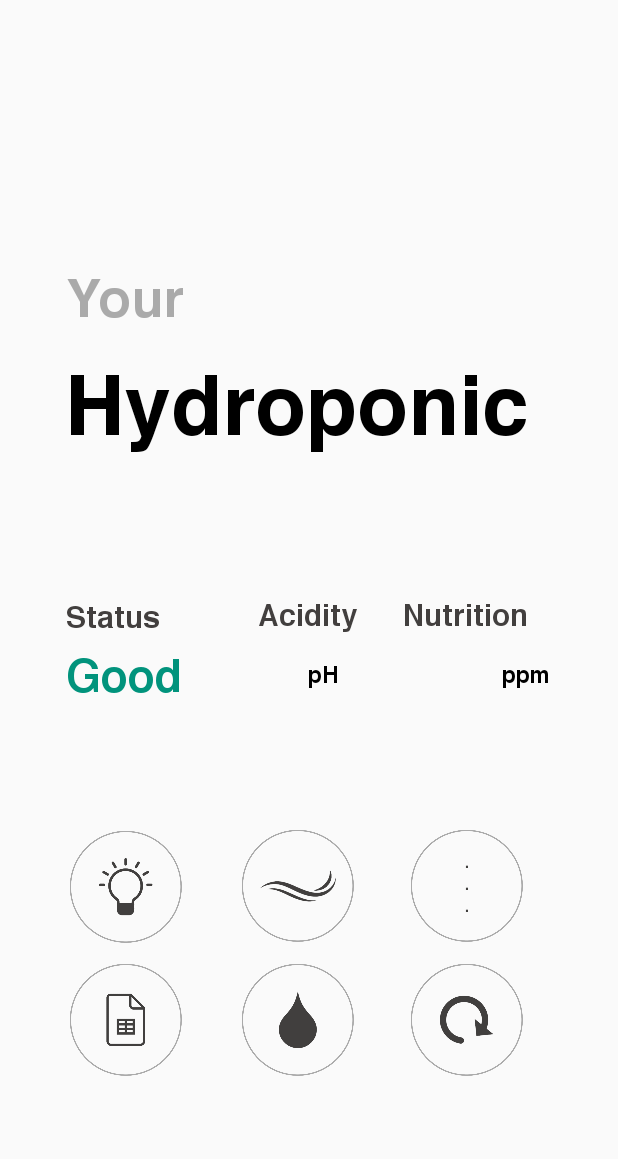
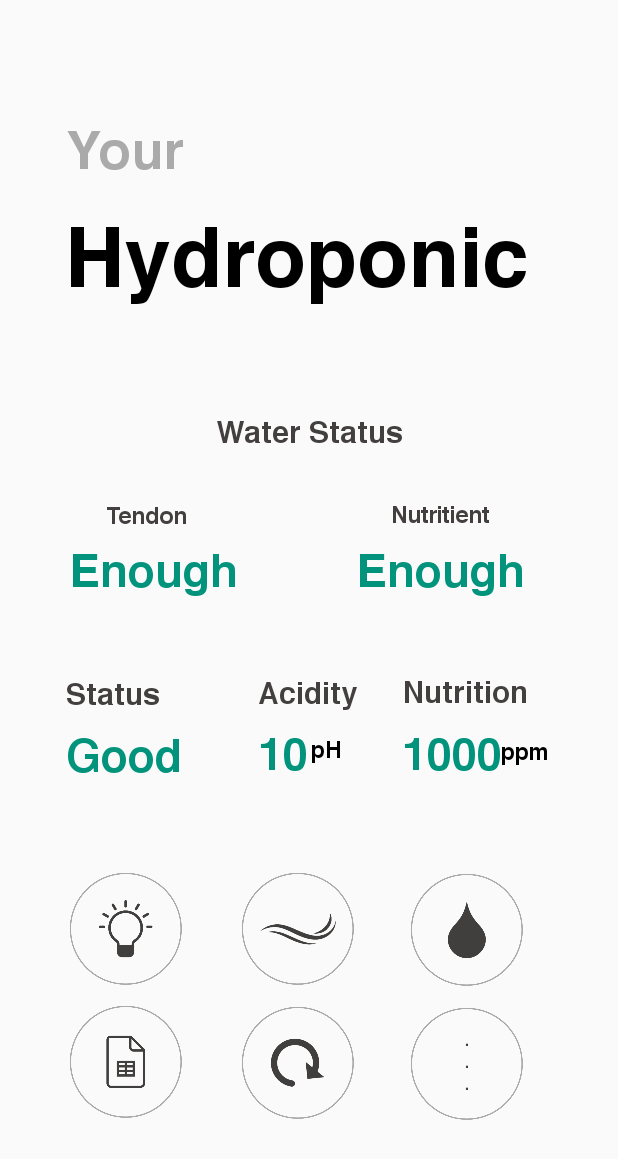
Before and after one commit to landersaga/tugasakhirdft, an Android app: the activityMain screen opened directly, with no data from a screen before it, on a phone screen of 412 x 824 dp. Shown: the top 1159 px of the screen. Run offline under Robolectric (Android 15) with nearby library versions, the phone set to English and light mode, and no system bars; our stand-ins replace Firebase (no records; nobody signed in at launch, a user with empty details on screens opened directly); libraries missing offline, so code that uses them is left out: com.firebase.client; 14 statements that could not run were skipped.

Commit message:
90% beres

```diff
--- a/app/src/main/java/com/example/tugasakhir/activityMain.java
+++ b/app/src/main/java/com/example/tugasakhir/activityMain.java
@@ -30,8 +30,11 @@ public class activityMain extends AppCompatActivity implements View.OnClickListe
 
     private TextView value_ph;
     private TextView value_ppm;
+    private TextView text_water_tendon;
+    private TextView text_water_nutritient;
     private Button button_menu;
     private Button button_lamp;
+    private Button button_refresh;
     private Button button_wave;
     private Button button_pump;
     private Firebase mRefpH;
@@ -39,6 +42,8 @@ public class activityMain extends AppCompatActivity implements View.OnClickListe
     private Firebase mRefLED;
     private Firebase mRefPump;
     private Firebase mRefWaveMaker;
+    private Firebase mRefAirTendon;
+    private Firebase mRefAirNutrisi;
 
     @Override
     protected void onCreate(Bundle savedInstanceState) {
@@ -50,14 +55,20 @@ public class activityMain extends AppCompatActivity implements View.OnClickListe
         mRefLED = new Firebase("https://tugasakhirdft-default-rtdb.firebaseio.com/led_status");
         mRefPump = new Firebase("https://tugasakhirdft-default-rtdb.firebaseio.com/pump_status");
         mRefWaveMaker = new Firebase("https://tugasakhirdft-default-rtdb.firebaseio.com/wave_status");
+        mRefAirTendon = new Firebase("https://tugasakhirdft-default-rtdb.firebaseio.com/air_tendon");
+        mRefAirNutrisi = new Firebase("https://tugasakhirdft-default-rtdb.firebaseio.com/air_nutrisi");
 
         value_ph = (TextView)findViewById(R.id.value_ph);
         value_ppm = (TextView)findViewById(R.id.value_ppm);
+        text_water_tendon = (TextView)findViewById(R.id.text_water_tendon);
+        text_water_nutritient = (TextView)findViewById(R.id.text_water_nutritient);
         button_lamp = (Button)findViewById(R.id.button_lamp);
         button_wave = (Button)findViewById(R.id.button_wave);
         button_pump = (Button)findViewById(R.id.button_pump);
         button_menu = (Button)findViewById(R.id.button_menu);
         button_menu.setOnClickListener(this);
+        button_refresh = (Button)findViewById(R.id.button_refresh);
+        button_refresh.setOnClickListener(this);
 
         if (Build.VERSION.SDK_INT >= Build.VERSION_CODES.O){
             NotificationChannel channel = new NotificationChannel("Hydra", "My Hydra", NotificationManager.IMPORTANCE_HIGH);
@@ -77,7 +88,9 @@ public class activityMain extends AppCompatActivity implements View.OnClickListe
 
                     value_ph.setText(String.valueOf(value_Ph));
                     value_ph.setTextColor(Color.RED);
+                    int index = 1;
 
+                    if (index == 1){
                         NotificationCompat.Builder builder = new NotificationCompat.Builder(activityMain.this, "Hydra")
                                 .setSmallIcon(R.drawable.logohydra).setContentTitle("Hydroponic Automation")
                                 .setContentText("Your pH Level is" + value_Ph)
@@ -86,6 +99,8 @@ public class activityMain extends AppCompatActivity implements View.OnClickListe
 
                         NotificationManagerCompat managerCompat = NotificationManagerCompat.from(activityMain.this);
                         managerCompat.notify(1, builder.build());
+                    }
+
 
                 } else if (value_Ph > 10) {
                     value_ph.setText(String.valueOf(value_Ph));
@@ -109,7 +124,9 @@ public class activityMain extends AppCompatActivity implements View.OnClickListe
                 if (value_Ppm <= 600) {
                     value_ppm.setText(String.valueOf(value_Ppm));
                     value_ppm.setTextColor(Color.RED);
+                    int index = 1;
 
+                    if (index == 1){
                         NotificationCompat.Builder builder = new NotificationCompat.Builder(activityMain.this, "Hydra")
                                 .setSmallIcon(R.drawable.logohydra).setContentTitle("Hydroponic Automation")
                                 .setContentText("Your pH Level is" + value_Ppm)
@@ -118,6 +135,7 @@ public class activityMain extends AppCompatActivity implements View.OnClickListe
 
                         NotificationManagerCompat managerCompat = NotificationManagerCompat.from(activityMain.this);
                         managerCompat.notify(1, builder.build());
+                    }
 
                 } else if (value_Ppm >= 600) {
                     value_ppm.setText(String.valueOf(value_Ppm));
@@ -249,12 +267,61 @@ public class activityMain extends AppCompatActivity implements View.OnClickListe
             }
         });
 
+        //monitoring air pada tendon
+        mRefAirTendon.addValueEventListener(new ValueEventListener() {
+            @Override
+            public void onDataChange(DataSnapshot dataSnapshot) {
+                String air_tenton = dataSnapshot.getValue(String.class);
+                int airTendon = Integer.parseInt(air_tenton);
+
+                if (airTendon <=20 && airTendon >= 15){
+                    text_water_tendon.setText("Good");
+                }else if (airTendon <= 14 && airTendon >=9){
+                    text_water_tendon.setText("Enough");
+                }else if (airTendon <= 9){
+                    text_water_tendon.setText("Bad");
+                    text_water_tendon.setTextColor(Color.RED);
+                }
+            }
+
+            @Override
+            public void onCancelled(FirebaseError firebaseError) {
+
+            }
+        });
+
+        //monitoring air pada nutrisi
+        mRefAirNutrisi.addValueEventListener(new ValueEventListener() {
+            @Override
+            public void onDataChange(DataSnapshot dataSnapshot) {
+                String air_nutrisi = dataSnapshot.getValue(String.class);
+                int airNutrisi = Integer.parseInt(air_nutrisi);
+
+                if (airNutrisi <= 11 && airNutrisi >= 8){
+                    text_water_nutritient.setText("Good");
+                }else if(airNutrisi <= 7 && airNutrisi >= 4){
+                    text_water_nutritient.setText("Enough");
+                }else if(airNutrisi <= 3){
+                    text_water_nutritient.setText("Bad");
+                    text_water_nutritient.setTextColor(Color.RED);
+                }
+            }
+
+            @Override
+            public void onCancelled(FirebaseError firebaseError) {
+
+            }
+        });
+
     }
 
     public void onClick(View v){
         switch (v.getId()){
             case R.id.button_menu:
                 startActivity(new Intent(this, activityMenu.class));
+            case R.id.button_refresh:
+                Intent reload = new Intent(getApplicationContext(), activityMain.class);
+                startActivity(reload);
         }
     }
     public void onBackPressed(){
--- a/app/src/main/res/layout/activity_main.xml
+++ b/app/src/main/res/layout/activity_main.xml
@@ -19,7 +19,7 @@
         app:layout_constraintHorizontal_bias="0.132"
         app:layout_constraintStart_toStartOf="parent"
         app:layout_constraintTop_toTopOf="parent"
-        app:layout_constraintVertical_bias="0.222" />
+        app:layout_constraintVertical_bias="0.093" />
 
     <TextView
         android:id="@+id/textView7"
@@ -34,21 +34,7 @@
         app:layout_constraintHorizontal_bias="0.423"
         app:layout_constraintStart_toStartOf="parent"
         app:layout_constraintTop_toTopOf="parent"
-        app:layout_constraintVertical_bias="0.308" />
-
-    <TextView
-        android:id="@+id/textView7"
-        android:layout_width="wrap_content"
-        android:layout_height="wrap_content"
-        android:fontFamily="@font/helveticabold"
-        android:text="Status"
-        android:textColor="#423F3E"
-        android:textSize="20dp"
-        app:layout_constraintBottom_toBottomOf="parent"
-        app:layout_constraintEnd_toEndOf="parent"
-        app:layout_constraintHorizontal_bias="0.125"
-        app:layout_constraintStart_toStartOf="parent"
-        app:layout_constraintTop_toTopOf="parent" />
+        app:layout_constraintVertical_bias="0.173" />
 
     <TextView
         android:id="@+id/textView7"
@@ -63,7 +49,67 @@
         app:layout_constraintHorizontal_bias="0.132"
         app:layout_constraintStart_toStartOf="parent"
         app:layout_constraintTop_toTopOf="parent"
-        app:layout_constraintVertical_bias="0.55" />
+        app:layout_constraintVertical_bias="0.619" />
+
+    <TextView
+        android:id="@+id/textView7"
+        android:layout_width="wrap_content"
+        android:layout_height="wrap_content"
+        android:fontFamily="@font/helveticabold"
+        android:text="Status"
+        android:textColor="#423F3E"
+        android:textSize="20dp"
+        app:layout_constraintBottom_toBottomOf="parent"
+        app:layout_constraintEnd_toEndOf="parent"
+        app:layout_constraintHorizontal_bias="0.125"
+        app:layout_constraintStart_toStartOf="parent"
+        app:layout_constraintTop_toTopOf="parent"
+        app:layout_constraintVertical_bias="0.565" />
+
+    <TextView
+        android:id="@+id/textView7"
+        android:layout_width="wrap_content"
+        android:layout_height="wrap_content"
+        android:fontFamily="@font/helveticabold"
+        android:text="Nutrition"
+        android:textColor="#423F3E"
+        android:textSize="20dp"
+        app:layout_constraintBottom_toBottomOf="parent"
+        app:layout_constraintEnd_toEndOf="parent"
+        app:layout_constraintHorizontal_bias="0.817"
+        app:layout_constraintStart_toStartOf="parent"
+        app:layout_constraintTop_toTopOf="parent"
+        app:layout_constraintVertical_bias="0.563" />
+
+    <TextView
+        android:id="@+id/textView8"
+        android:layout_width="wrap_content"
+        android:layout_height="wrap_content"
+        android:fontFamily="@font/helveticabold"
+        android:text="ppm"
+        android:textColor="#000000"
+        android:textSize="15dp"
+        app:layout_constraintBottom_toBottomOf="parent"
+        app:layout_constraintEnd_toEndOf="parent"
+        app:layout_constraintHorizontal_bias="0.878"
+        app:layout_constraintStart_toStartOf="parent"
+        app:layout_constraintTop_toTopOf="parent"
+        app:layout_constraintVertical_bias="0.612" />
+
+    <TextView
+        android:id="@+id/textView8"
+        android:layout_width="wrap_content"
+        android:layout_height="wrap_content"
+        android:fontFamily="@font/helveticabold"
+        android:text="pH"
+        android:textColor="#000000"
+        android:textSize="15dp"
+        app:layout_constraintBottom_toBottomOf="parent"
+        app:layout_constraintEnd_toEndOf="parent"
+        app:layout_constraintHorizontal_bias="0.530"
+        app:layout_constraintStart_toStartOf="parent"
+        app:layout_constraintTop_toTopOf="parent"
+        app:layout_constraintVertical_bias="0.611" />
 
     <TextView
         android:id="@+id/textView9"
@@ -78,13 +124,14 @@
         app:layout_constraintHorizontal_bias="0.498"
         app:layout_constraintStart_toStartOf="parent"
         app:layout_constraintTop_toTopOf="parent"
-        app:layout_constraintVertical_bias="0.498" />
+        app:layout_constraintVertical_bias="0.564" />
 
     <TextView
         android:id="@+id/value_ph"
         android:layout_width="wrap_content"
         android:layout_height="wrap_content"
         android:fontFamily="@font/helveticabold"
+        android:text="10"
         android:textColor="#01937C"
         android:textSize="30dp"
         app:layout_constraintBottom_toBottomOf="parent"
@@ -92,29 +139,14 @@
         app:layout_constraintHorizontal_bias="0.455"
         app:layout_constraintStart_toStartOf="parent"
         app:layout_constraintTop_toTopOf="parent"
-        app:layout_constraintVertical_bias="0.55" />
-
-    <TextView
-        android:id="@+id/textView7"
-        android:layout_width="wrap_content"
-        android:layout_height="wrap_content"
-        android:fontFamily="@font/helveticabold"
-        android:text="Nutrition"
-        android:textColor="#423F3E"
-        android:textSize="20dp"
-        app:layout_constraintBottom_toBottomOf="parent"
-        app:layout_constraintEnd_toEndOf="parent"
-        app:layout_constraintHorizontal_bias="0.817"
-        app:layout_constraintStart_toStartOf="parent"
-        app:layout_constraintTop_toTopOf="parent"
-        app:layout_constraintVertical_bias="0.498" />
+        app:layout_constraintVertical_bias="0.618" />
 
     <TextView
         android:id="@+id/value_ppm"
         android:layout_width="wrap_content"
         android:layout_height="wrap_content"
         android:fontFamily="@font/helveticabold"
-        android:text=""
+        android:text="1000"
         android:textColor="#01937C"
         android:textSize="30dp"
         app:layout_constraintBottom_toBottomOf="parent"
@@ -122,37 +154,7 @@
         app:layout_constraintHorizontal_bias="0.776"
         app:layout_constraintStart_toStartOf="parent"
         app:layout_constraintTop_toTopOf="parent"
-        app:layout_constraintVertical_bias="0.55" />
-
-    <TextView
-        android:id="@+id/textView8"
-        android:layout_width="wrap_content"
-        android:layout_height="wrap_content"
-        android:fontFamily="@font/helveticabold"
-        android:text="pH"
-        android:textColor="#000000"
-        android:textSize="15dp"
-        app:layout_constraintBottom_toBottomOf="parent"
-        app:layout_constraintEnd_toEndOf="parent"
-        app:layout_constraintHorizontal_bias="0.524"
-        app:layout_constraintStart_toStartOf="parent"
-        app:layout_constraintTop_toTopOf="parent"
-        app:layout_constraintVertical_bias="0.548" />
-
-    <TextView
-        android:id="@+id/textView8"
-        android:layout_width="wrap_content"
-        android:layout_height="wrap_content"
-        android:fontFamily="@font/helveticabold"
-        android:text="ppm"
-        android:textColor="#000000"
-        android:textSize="15dp"
-        app:layout_constraintBottom_toBottomOf="parent"
-        app:layout_constraintEnd_toEndOf="parent"
-        app:layout_constraintHorizontal_bias="0.879"
-        app:layout_constraintStart_toStartOf="parent"
-        app:layout_constraintTop_toTopOf="parent"
-        app:layout_constraintVertical_bias="0.548" />
+        app:layout_constraintVertical_bias="0.618" />
 
     <Button
         android:id="@+id/button_lamp"
@@ -164,7 +166,7 @@
         app:layout_constraintHorizontal_bias="0.132"
         app:layout_constraintStart_toStartOf="parent"
         app:layout_constraintTop_toTopOf="parent"
-        app:layout_constraintVertical_bias="0.741" />
+        app:layout_constraintVertical_bias="0.779" />
 
     <Button
         android:id="@+id/button_document"
@@ -176,7 +178,7 @@
         app:layout_constraintHorizontal_bias="0.132"
         app:layout_constraintStart_toStartOf="parent"
         app:layout_constraintTop_toTopOf="parent"
-        app:layout_constraintVertical_bias="0.86" />
+        app:layout_constraintVertical_bias="0.898" />
 
     <Button
         android:id="@+id/button_menu"
@@ -188,19 +190,19 @@
         app:layout_constraintHorizontal_bias="0.818"
         app:layout_constraintStart_toStartOf="parent"
         app:layout_constraintTop_toTopOf="parent"
-        app:layout_constraintVertical_bias="0.74" />
+        app:layout_constraintVertical_bias="0.9" />
 
     <Button
-        android:id="@+id/button_setting"
+        android:id="@+id/button_refresh"
         android:layout_width="80dp"
         android:layout_height="80dp"
         android:background="@drawable/button_setting"
         app:layout_constraintBottom_toBottomOf="parent"
         app:layout_constraintEnd_toEndOf="parent"
-        app:layout_constraintHorizontal_bias="0.818"
+        app:layout_constraintHorizontal_bias="0.477"
         app:layout_constraintStart_toStartOf="parent"
         app:layout_constraintTop_toTopOf="parent"
-        app:layout_constraintVertical_bias="0.86" />
+        app:layout_constraintVertical_bias="0.899" />
 
     <Button
         android:id="@+id/button_wave"
@@ -212,7 +214,7 @@
         app:layout_constraintHorizontal_bias="0.477"
         app:layout_constraintStart_toStartOf="parent"
         app:layout_constraintTop_toTopOf="parent"
-        app:layout_constraintVertical_bias="0.74" />
+        app:layout_constraintVertical_bias="0.779" />
 
     <Button
         android:id="@+id/button_pump"
@@ -221,8 +223,82 @@
         android:background="@drawable/button_pump"
         app:layout_constraintBottom_toBottomOf="parent"
         app:layout_constraintEnd_toEndOf="parent"
-        app:layout_constraintHorizontal_bias="0.477"
+        app:layout_constraintHorizontal_bias="0.818"
         app:layout_constraintStart_toStartOf="parent"
         app:layout_constraintTop_toTopOf="parent"
-        app:layout_constraintVertical_bias="0.86" />
+        app:layout_constraintVertical_bias="0.78" />
+
+    <TextView
+        android:id="@+id/textView7"
+        android:layout_width="wrap_content"
+        android:layout_height="wrap_content"
+        android:fontFamily="@font/helveticabold"
+        android:text="Water Status"
+        android:textColor="#423F3E"
+        android:textSize="20dp"
+        app:layout_constraintBottom_toBottomOf="parent"
+        app:layout_constraintEnd_toEndOf="parent"
+        app:layout_constraintStart_toStartOf="parent"
+        app:layout_constraintTop_toTopOf="parent"
+        app:layout_constraintVertical_bias="0.344" />
+
+    <TextView
+        android:id="@+id/textView7"
+        android:layout_width="wrap_content"
+        android:layout_height="wrap_content"
+        android:fontFamily="@font/helveticabold"
+        android:text="Tendon"
+        android:textColor="#423F3E"
+        android:textSize="15dp"
+        app:layout_constraintBottom_toBottomOf="parent"
+        app:layout_constraintEnd_toEndOf="parent"
+        app:layout_constraintHorizontal_bias="0.198"
+        app:layout_constraintStart_toStartOf="parent"
+        app:layout_constraintTop_toTopOf="parent"
+        app:layout_constraintVertical_bias="0.415" />
+
+    <TextView
+        android:id="@+id/text_water_tendon"
+        android:layout_width="wrap_content"
+        android:layout_height="wrap_content"
+        android:fontFamily="@font/helveticabold"
+        android:text="Enough"
+        android:textColor="#01937C"
+        android:textSize="30dp"
+        app:layout_constraintBottom_toBottomOf="parent"
+        app:layout_constraintEnd_toEndOf="parent"
+        app:layout_constraintHorizontal_bias="0.156"
+        app:layout_constraintStart_toStartOf="parent"
+        app:layout_constraintTop_toTopOf="parent"
+        app:layout_constraintVertical_bias="0.46" />
+
+    <TextView
+        android:id="@+id/textView7"
+        android:layout_width="wrap_content"
+        android:layout_height="wrap_content"
+        android:fontFamily="@font/helveticabold"
+        android:text="Nutritient"
+        android:textColor="#423F3E"
+        android:textSize="15dp"
+        app:layout_constraintBottom_toBottomOf="parent"
+        app:layout_constraintEnd_toEndOf="parent"
+        app:layout_constraintHorizontal_bias="0.753"
+        app:layout_constraintStart_toStartOf="parent"
+        app:layout_constraintTop_toTopOf="parent"
+        app:layout_constraintVertical_bias="0.414" />
+
+    <TextView
+        android:id="@+id/text_water_nutritient"
+        android:layout_width="wrap_content"
+        android:layout_height="wrap_content"
+        android:fontFamily="@font/helveticabold"
+        android:text="Enough"
+        android:textColor="#01937C"
+        android:textSize="30dp"
+        app:layout_constraintBottom_toBottomOf="parent"
+        app:layout_constraintEnd_toEndOf="parent"
+        app:layout_constraintHorizontal_bias="0.793"
+        app:layout_constraintStart_toStartOf="parent"
+        app:layout_constraintTop_toTopOf="parent"
+        app:layout_constraintVertical_bias="0.46" />
 </androidx.constraintlayout.widget.ConstraintLayout>
```
Lines whose indentation alone changed are shown as unchanged.
